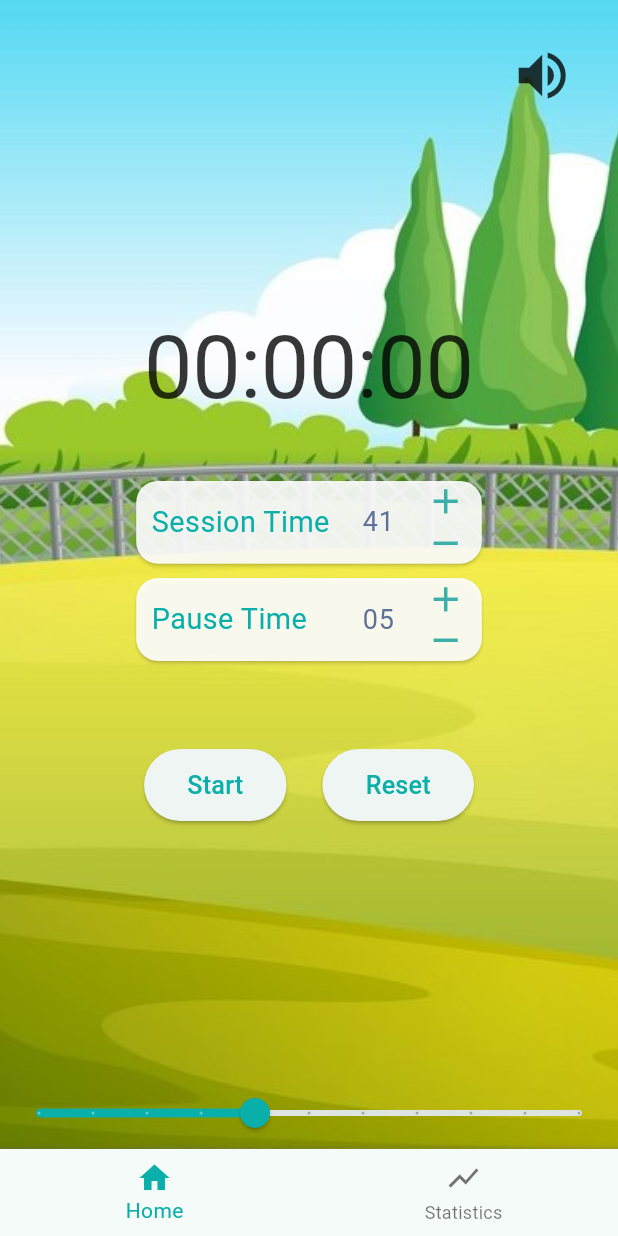
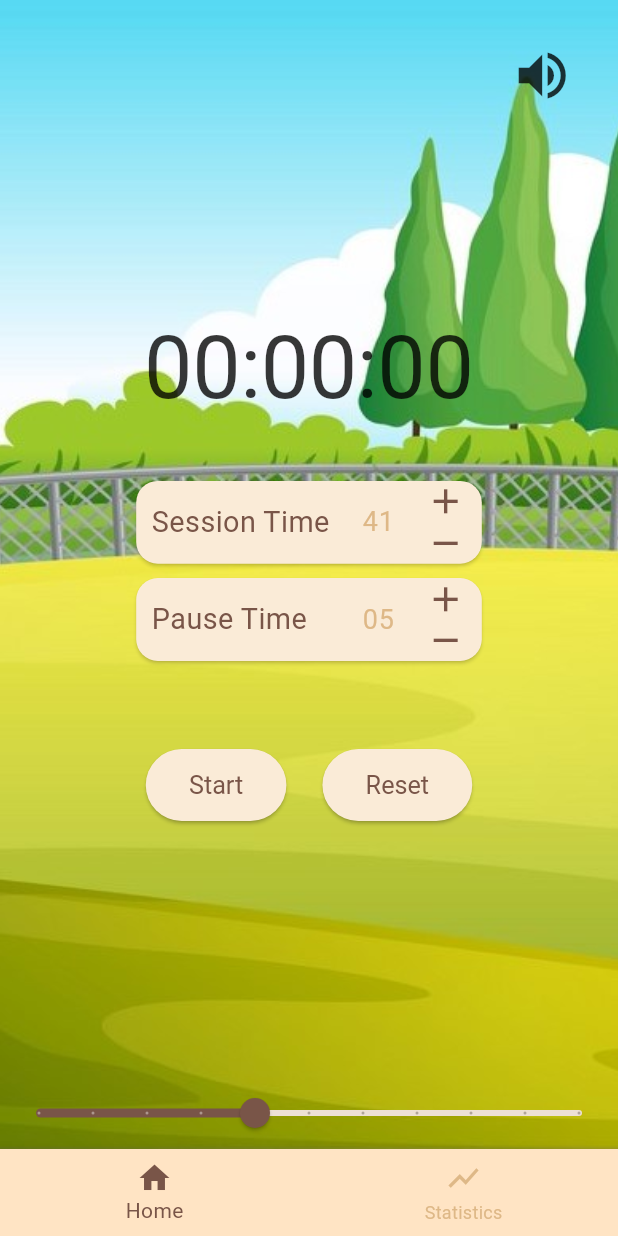
Before and after one commit to ucjhk/Mobile-Computing-Flutter, a Flutter app: the screen it shows after launch, after a tap on the "add" icon, on a phone screen of 412 x 824 dp. Run offline on Flutter 3.47's test engine with Material 3 defaults, Android fonts, the phone set to English and light mode, and no system bars; our stand-ins replace audioplayers, fl_chart, flutter_riverpod, permission_handler, riverpod_annotation and 1 more; missing offline and left inert: dart:ffi, esense_flutter; generated files the repository leaves out were written again.

Commit message:
small fixes

```diff
--- a/flutter_app/lib/components/customInteractables.dart
+++ b/flutter_app/lib/components/customInteractables.dart
@@ -127,7 +127,7 @@ class _NumberPickerState extends State<NumberPicker> {
                     height: 23.0,
                     child: Icon(
                       Icons.add,
-                      color: _toHigh() ? disabledColor : secondaryColor ,
+                      color: _toHigh() ? disabledColor : primaryColor ,
                       size: 23.0,
                     ),
                   ),
@@ -140,7 +140,7 @@ class _NumberPickerState extends State<NumberPicker> {
                     child: Icon(
                       Icons.remove,
                       size: 23.0,
-                      color: _toLow() ? disabledColor : secondaryColor,
+                      color: _toLow() ? disabledColor : primaryColor,
                     ),
                   ),
                 ),
--- a/flutter_app/lib/components/customWidgets.dart
+++ b/flutter_app/lib/components/customWidgets.dart
@@ -2,6 +2,7 @@ import 'package:fl_chart/fl_chart.dart';
 import 'package:flutter/material.dart';
 import 'package:flutter_app/providers/settingsProvider.dart';
 import 'package:flutter_riverpod/flutter_riverpod.dart';
+import 'package:tuple/tuple.dart';
 
 class CardWidget extends StatelessWidget{
 
@@ -44,8 +45,9 @@ class ChartWidget extends StatelessWidget{
 
   final maxEntriesToShow;
   final List<double> values;
+  final Tuple4<bool,bool,bool,bool> showNumbers;
 
-  const ChartWidget({super.key, required this.maxEntriesToShow, required this.values});
+  const ChartWidget({super.key, required this.maxEntriesToShow, required this.values, required this.showNumbers});
 
   @override
   Widget build(BuildContext context) {
@@ -59,14 +61,16 @@ class ChartWidget extends StatelessWidget{
         LineChart(
           LineChartData(
             gridData: const FlGridData(show: true),
-            titlesData: const FlTitlesData(
+            titlesData: FlTitlesData(
               show: true,
-              rightTitles: AxisTitles(sideTitles: SideTitles(showTitles: false)),
-              topTitles: AxisTitles(sideTitles: SideTitles(showTitles: false)),
+              rightTitles: AxisTitles(sideTitles: SideTitles(showTitles: showNumbers.item3)),
+              leftTitles: AxisTitles(sideTitles: SideTitles(showTitles: showNumbers.item1)),
+              bottomTitles: AxisTitles(sideTitles: SideTitles(showTitles: showNumbers.item4)),
+              topTitles: AxisTitles(sideTitles: SideTitles(showTitles: showNumbers.item2)),
             ),
             borderData: FlBorderData(
               show: true,
-              border: Border.all(color: const Color(0xff37434d), width: 1),
+              border: Border.all(color: Theme.of(context).primaryColor, width: 1),
             ),
             minX: 0,
             maxX: maxEntriesToShow.toDouble(),
@@ -77,7 +81,7 @@ class ChartWidget extends StatelessWidget{
                 spots: values.asMap().entries
                     .map((entry) => FlSpot(entry.key.toDouble(), entry.value)).toList(),
                 isCurved: true,
-                color: Colors.blue,
+                color: Theme.of(context).primaryColor,
                 barWidth: 4, // Adjust the width of the line
                 belowBarData: BarAreaData(show: false),
               ),
--- a/flutter_app/lib/components/stopwatch.dart
+++ b/flutter_app/lib/components/stopwatch.dart
@@ -30,7 +30,7 @@ class StopWatchWidget extends ConsumerWidget {
     } else {
       return Container(
         alignment: Alignment.center,
-        child: Text("Pause", style: Theme.of(context).textTheme.displayLarge),
+        child: Card(child: ref.watch(statisticsProvider).statistics.thisDaysPostureChart()),
       );
     }
   }
--- a/flutter_app/lib/screens/statisticsPage.dart
+++ b/flutter_app/lib/screens/statisticsPage.dart
@@ -26,7 +26,7 @@ class StatisticsPage extends ConsumerWidget {
             Padding(padding: const EdgeInsets.only(top: 50.0),
               child: Text('Statistics', style: Theme.of(context).textTheme.displayLarge),
             ),
-            CardWidget(text: 'Flower Record', value: '${statistics.mostFlowers}'),
+            CardWidget(text: 'Flower Record', value: '30'),
             const SizedBox(height: 10.0),
             CardWidget(text: 'Overall Learn Time', value: '${sessionTime.item1} ${sessionTime.item2.toString()}'),
             CardWidget(text: 'Last 7 Days Learn Time', value: '${lastSevenDaysSessionTime.item1} ${lastSevenDaysSessionTime.item2.toString()}'),
--- a/flutter_app/lib/statistics.dart
+++ b/flutter_app/lib/statistics.dart
@@ -2,6 +2,7 @@ import 'package:fl_chart/fl_chart.dart';
 import 'package:flutter/material.dart';
 import 'package:flutter_app/components/customWidgets.dart';
 import 'package:flutter_app/utils/helperMethods.dart';
+import 'package:tuple/tuple.dart';
 
 class Statistics{
   /// All time record of being active user
@@ -72,7 +73,7 @@ class Statistics{
   }
 
   double _getSessionTime(List<SessionStatistic> list){
-    return list.fold(0.0, (previousValue, element) => previousValue + element.sessionTime) / list.length;
+    return list.fold(0.0, (previousValue, element) => previousValue + element.sessionTime);
   }
 
   double lastDaysSessionTime(int days){
@@ -84,11 +85,15 @@ class Statistics{
   }
 
   PostureChart lastDaysPostureChart(int days){
-    return PostureChart(sessions: _lastDays(days), maxEntriesToShow: days);
+    return PostureChart(sessions: sessionsAverageGoodPosture(_lastDays(days)), maxEntriesToShow: days);
+  }
+
+  PostureChart thisDaysPostureChart(){
+    return PostureChart(sessions: sessionsGoodPosture(sessions), maxEntriesToShow: 5, showNumbers: const Tuple4(false,false,false,false),);
   }
 
   TimeChart lastDaysSessionTimeChart(int days){
-    return TimeChart(sessions: _lastDays(days), maxEntriesToShow: days);
+    return TimeChart(sessions: summedTime(_lastDays(days)), maxEntriesToShow: days);
   }
 
 }
@@ -120,47 +125,29 @@ class SessionStatistic{
   }
 }
 
+
 class PostureChart extends StatelessWidget {
-  final List<SessionStatistic> sessions;
+  final List<double> sessions;
   final int maxEntriesToShow;
+  final Tuple4<bool,bool,bool,bool> showNumbers;
 
-  const PostureChart({super.key, required this.sessions, required this.maxEntriesToShow});
-
-  List<double> sessionsGoodPosture(Map<DateTime, List<SessionStatistic>> groupedSessions) {
-    List<double> result = [];
-    for (var entry in groupedSessions.entries) {
-      double sum = entry.value.fold(0, (previousValue, element) => previousValue + element.goodPosturePercentage);
-      double average = sum / entry.value.length;
-
-      result.add((average * 100).round().toDouble());
-    }
-    return result;
-  }
+  const PostureChart({super.key, required this.sessions, required this.maxEntriesToShow, this.showNumbers = const Tuple4(true,false,false,true)});
 
   @override
   Widget build(BuildContext context) {
-    return ChartWidget(maxEntriesToShow: maxEntriesToShow, values: sessionsGoodPosture(groupByDate(sessions)));
+    return ChartWidget(maxEntriesToShow: maxEntriesToShow, values: (sessions), showNumbers: showNumbers);
   }
 }
 
 class TimeChart extends StatelessWidget {
-  final List<SessionStatistic> sessions;
+  final List<double> sessions;
   final int maxEntriesToShow;
+  final Tuple4<bool, bool, bool, bool> showNumbers;
 
-  const TimeChart({super.key, required this.sessions, required this.maxEntriesToShow});
-
-  List<double> summedTime(Map<DateTime, List<SessionStatistic>> groupedSessions) {
-    List<double> result = [];
-    for (var entry in groupedSessions.entries) {
-      double sum = entry.value.fold(0, (previousValue, element) => previousValue + element.sessionTime);
-
-      result.add(sum);
-    }
-    return result;
-  }
+  const TimeChart({super.key, required this.sessions, required this.maxEntriesToShow, this.showNumbers = const Tuple4(true,false,false,true)});
 
   @override
   Widget build(BuildContext context) {
-    return ChartWidget(maxEntriesToShow: maxEntriesToShow, values: summedTime(groupByDate(sessions)));
+    return ChartWidget(maxEntriesToShow: maxEntriesToShow, values: sessions, showNumbers: showNumbers,);
   }
 }
--- a/flutter_app/lib/themes.dart
+++ b/flutter_app/lib/themes.dart
@@ -1,9 +1,9 @@
 import 'package:flutter/material.dart';
 
 //COLORS
-const Color primaryColor = Color.fromARGB(255, 10, 175, 170); //primary button and appBar
-const Color secondaryColor = Color.fromARGB(255, 60, 175, 170); //background such as scaffold and body
-const Color subtleColor = Color.fromARGB(255, 94, 113, 152); //other buttons
+const Color primaryColor = Colors.brown;// Color.fromARGB(255, 222, 184, 135);// Color.fromARGB(255, 10, 175, 170); //primary button and appBar
+const Color secondaryColor = Color.fromARGB(255,222,184,135);//Color.fromARGB(255, 60, 175, 170); //background such as scaffold and body
+const Color subtleColor = Color.fromARGB(255, 255, 228, 196); //other buttons
 
 const Color informationColor = Colors.blue;
 const Color successColor = Colors.green;
@@ -12,7 +12,7 @@ const Color cautionColor = Colors.yellow;
 const Color disabledColor = Colors.grey;
 
 const Color darkColor = Color.fromARGB(200, 0, 0, 0);
-const Color lightColor = Color.fromARGB(230, 255, 255, 255);
+const Color lightColor = Color.fromARGB(255, 250, 235, 215);//Color.fromARGB(230, 255, 255, 255);
 
 
 ThemeData lightTheme = ThemeData(
@@ -21,8 +21,20 @@ ThemeData lightTheme = ThemeData(
   primaryColor: primaryColor,
   textTheme: const TextTheme(
     bodyMedium: TextStyle(fontSize: 16, color: primaryColor),
-    bodySmall: TextStyle(fontSize: 15, color: subtleColor),
+    bodySmall: TextStyle(fontSize: 15, color: secondaryColor),
     displayLarge: TextStyle(fontSize: 48, color: darkColor),
+  ),
+  elevatedButtonTheme:
+    ElevatedButtonThemeData(
+      style: ElevatedButton.styleFrom(
+        backgroundColor: lightColor,
+        textStyle: const TextStyle(color: primaryColor),
+      ),
+    ),
+  bottomNavigationBarTheme: const BottomNavigationBarThemeData(
+    backgroundColor: subtleColor,
+    selectedItemColor: primaryColor,
+    unselectedItemColor: secondaryColor,
   ),
   appBarTheme: const AppBarTheme(
     color: primaryColor,
--- a/flutter_app/lib/utils/helperMethods.dart
+++ b/flutter_app/lib/utils/helperMethods.dart
@@ -37,6 +37,38 @@ int getObjectCount<T extends GardenObjectWidget>(List<Widget> list){
     }
 
     return groupedSessions;
+  }
+
+List<double> sessionsGoodPosture(List<SessionStatistic> sessions) {
+    List<double> result = [];
+    for (var entry in sessions) {
+      double value = entry.goodPosturePercentage;
+      result.add((value * 100).round().toDouble());
+    }
+    return result;
+}
+
+  List<double> sessionsAverageGoodPosture(List<SessionStatistic> sessions) {
+    var groupedSessions = groupByDate(sessions);
+    List<double> result = [];
+    for (var entry in groupedSessions.entries) {
+      double sum = entry.value.fold(0, (previousValue, element) => previousValue + element.goodPosturePercentage);
+      double average = sum / entry.value.length;
+
+      result.add((average * 100).round().toDouble());
+    }
+    return result;
+  }
+
+   List<double> summedTime(List<SessionStatistic> sessions) {
+    var groupedSessions = groupByDate(sessions);
+    List<double> result = [];
+    for (var entry in groupedSessions.entries) {
+      double sum = entry.value.fold(0, (previousValue, element) => previousValue + element.sessionTime);
+
+      result.add(sum);
+    }
+    return result;
   }
 
 enum TimeValues{
```
Also changed, not shown: flutter_app/lib/components/gardenWidget.dart (+7 -0 lines).
